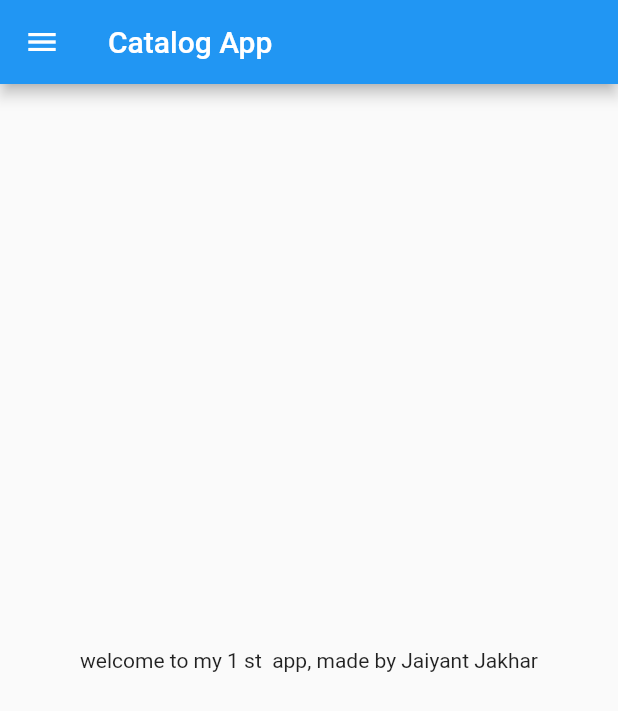
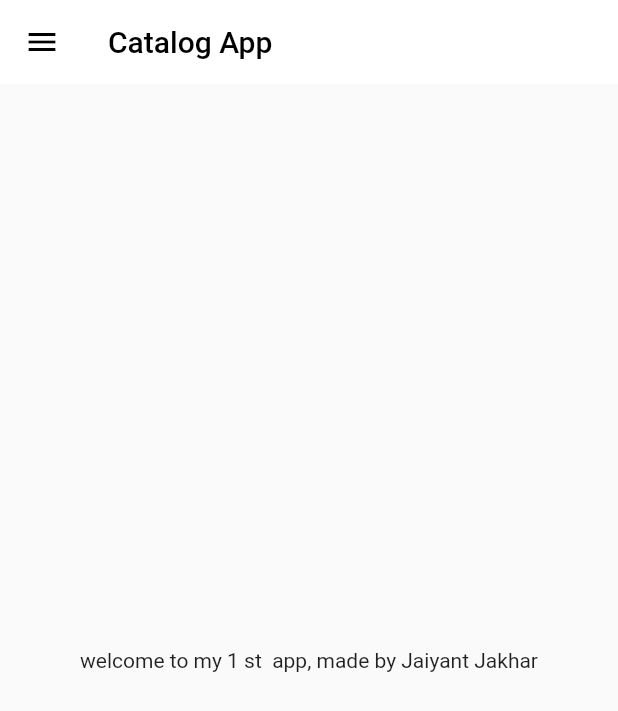
Before and after one commit to Jjakhar/flutter, a Flutter app: the screen it shows after launch, on a phone screen of 412 x 824 dp. Shown: the top 711 px of the screen. Run offline on Flutter 3.47's test engine with Material 2 defaults, Android fonts, the phone set to English and light mode, and no system bars.

Commit message:
themes committed

```diff
--- a/lib/home_page.dart
+++ b/lib/home_page.dart
@@ -11,7 +11,13 @@ class HomePage extends StatelessWidget {
 
     return Scaffold(
       appBar: AppBar(
-        title: Text("Catalog App"),
+        // backgroundColor: Colors.white,
+        // elevation: 0.0,
+        // iconTheme: IconThemeData(color: Colors.black),
+        title: Text(
+          "Catalog App",
+          style: TextStyle(color: Colors.black),
+        ),
       ),
       body: Center(
         child: Container(
--- a/lib/main.dart
+++ b/lib/main.dart
@@ -2,6 +2,7 @@ import 'package:flutter/material.dart';
 import 'package:flutter_application_1/home_page.dart';
 import 'package:flutter_application_1/login_page.dart';
 import 'package:flutter_application_1/utils/routes.dart';
+import 'package:flutter_application_1/widgets/themes.dart';
 
 void main() {
   runApp(MyApp());
@@ -16,9 +17,14 @@ class MyApp extends StatelessWidget {
     // String name = "Jaiyant Jakhar";
 
     return MaterialApp(
+      themeMode: ThemeMode.light,
+      theme: MyThemes.lighTheme(context),
+      darkTheme: MyThemes.darkTheme(context),
+
       // home: homepage(),
 
       initialRoute: MyRoutes.homeroute,
+      debugShowCheckedModeBanner: false,
 
       routes: {
         "/": (context) => LoginPage(),
--- /dev/null
+++ b/lib/widgets/themes.dart
@@ -0,0 +1,15 @@
+import 'package:flutter/material.dart';
+
+class MyThemes {
+  static ThemeData lighTheme(BuildContext context) => ThemeData(
+      primarySwatch: Colors.blue,
+      appBarTheme: AppBarTheme(
+        color: Colors.white,
+        elevation: 0.0,
+        iconTheme: IconThemeData(color: Colors.black),
+      ));
+
+  static ThemeData darkTheme(BuildContext context) => (ThemeData(
+        brightness: Brightness.dark,
+      ));
+}
```
